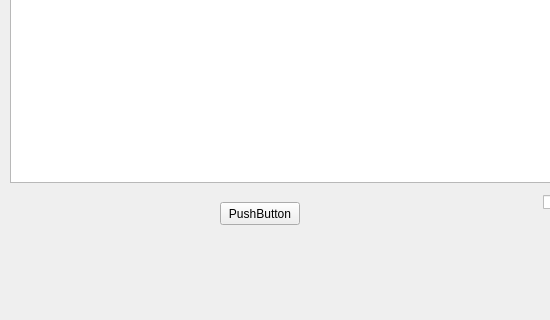
This is gui/dlgobispos.ui in rogorido/qtpredicadores as Qt 5 draws it before an edit; both pictures show x 0 to 550 and y 148 to 468 of the 696 by 468 pixel window. The edited form follows.
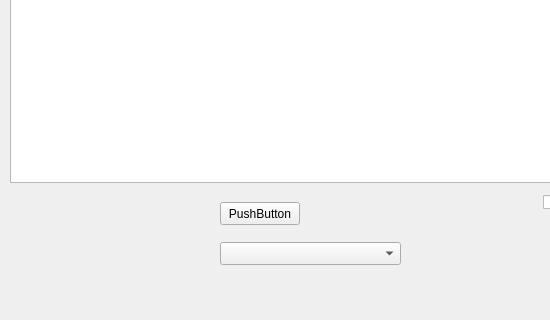
This is the edited form.

The edit to the form file:
```diff
--- a/gui/dlgobispos.ui
+++ b/gui/dlgobispos.ui
@@ -75,6 +75,16 @@
     <string>PushButton</string>
    </property>
   </widget>
+  <widget class="QComboBox" name="cbDiocesis">
+   <property name="geometry">
+    <rect>
+     <x>220</x>
+     <y>390</y>
+     <width>181</width>
+     <height>23</height>
+    </rect>
+   </property>
+  </widget>
  </widget>
  <resources/>
  <connections/>
```
